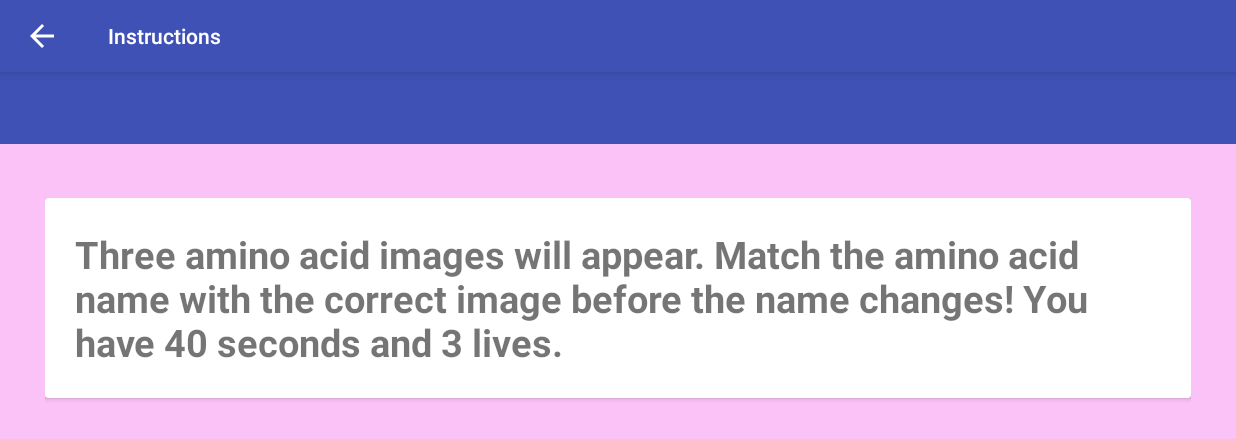
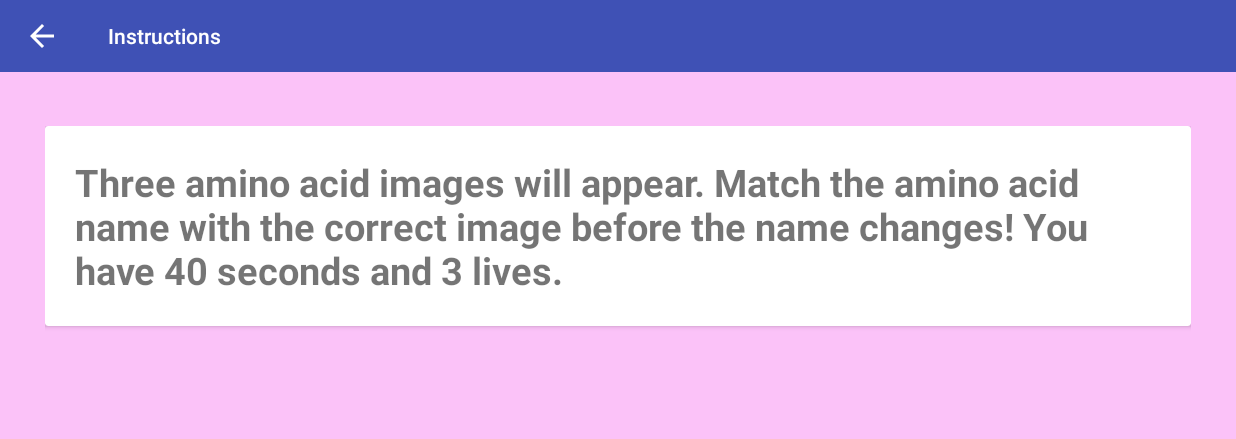
Before and after one commit to rdombrovski/HackYourLife, an Android app: the AminoGame screen opened directly, with no data from a screen before it, after a tap on "INSTRUCTIONS", on a phone screen of 824 x 412 dp (held sideways). Shown: the top 439 px of the screen. Run offline under Robolectric (Android 15) with nearby library versions, the phone set to English and light mode, and no system bars.

```diff
--- a/app/src/main/res/values/styles.xml
+++ b/app/src/main/res/values/styles.xml
@@ -1,7 +1,7 @@
 <resources>
 
     <!-- Base application theme. -->
-    <style name="AppTheme" parent="Theme.AppCompat.Light.DarkActionBar">
+    <style name="AppTheme" parent="Theme.AppCompat.Light.NoActionBar">
         <!-- Customize your theme here. -->
         <item name="colorPrimary">@color/colorPrimary</item>
         <item name="colorPrimaryDark">@color/colorPrimaryDark</item>
```
Also changed, not shown: app/src/main/java/com/bif812/roman/hackyourlife/MainActivity.java (+2 -12 lines).
